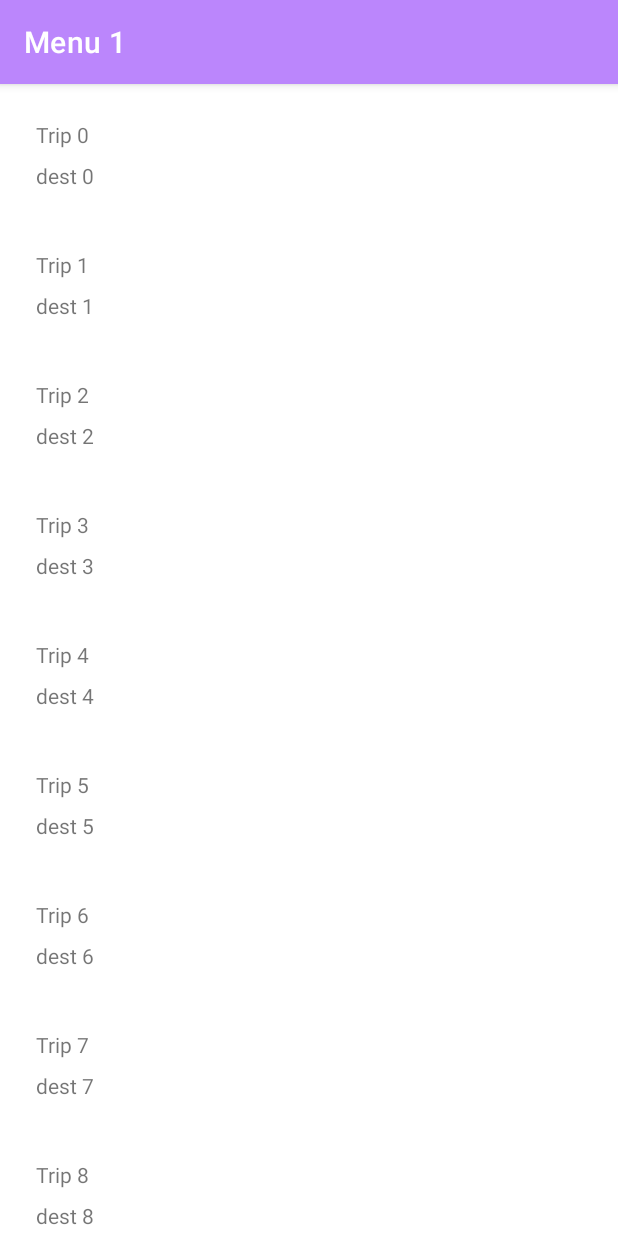
After one commit to andreea-h/proiectADG, an Android app: the fragment HomeFragment shown on its own in the app's theme, on a phone screen of 412 x 824 dp. The commit adds this screen. Run offline under Robolectric (Android 15) with nearby library versions, the phone set to English and light mode, and no system bars; 1 statement that could not run was skipped.

Commit message:
Add files via upload

```diff
--- a/src/main/java/com/example/traveljournal/RecyclerViewActivity.java
+++ b/src/main/java/com/example/traveljournal/RecyclerViewActivity.java
@@ -14,7 +14,7 @@ import android.widget.TextView;
 
 import java.util.List;
 
-public class RecyclerViewActivity extends AppCompatActivity {
+public class RecyclerViewActivity extends AppCompatActivity { //trip list
 
     @Override
     protected void onCreate(Bundle savedInstanceState) {
@@ -28,23 +28,23 @@ public class RecyclerViewActivity extends AppCompatActivity {
         tripList_rv.setLayoutManager(linearLayoutManager);
 
         //extract trip list from local database
-        List<Trip> dataSource;
+        List<Trip> dataSource = Trip.getList();
      //   tripList_rv.setAdapter(new ItemAdapter(dataSource));
 
     }
 
-    private static class ItemViewHolder extends RecyclerView.ViewHolder {
+    public static class ItemViewHolder extends RecyclerView.ViewHolder {
 
         private final TextView name;
         private final TextView destination;
 
-        ItemViewHolder(@NonNull View itemView) {
+        public ItemViewHolder(@NonNull View itemView) {
             super(itemView);
             name = itemView.findViewById(R.id.trip_name);
             destination = itemView.findViewById(R.id.trip_destination);
         }
 
-        void bind(@NonNull final Trip item) {
+        public void bind(@NonNull final Trip item) {
             name.setText(item.getName());
             destination.setText(item.getDestination());
         }
--- a/src/main/java/com/example/traveljournal/Trip.java
+++ b/src/main/java/com/example/traveljournal/Trip.java
@@ -1,4 +1,7 @@
 package com.example.traveljournal;
+
+import java.util.ArrayList;
+import java.util.List;
 
 public class Trip {
     private String name;
@@ -7,8 +10,28 @@ public class Trip {
     private float price;
     private TripDate startDate;
     private TripDate endDate;
+    private float rating;
 
-    private float rating;
+    public Trip(String name, String destination, String type, float price, TripDate startDate, TripDate endDate, float rating) {
+        this.name = name;
+        this.destination = destination;
+        this.type = type;
+        this.price = price;
+        this.startDate = startDate;
+        this.endDate = endDate;
+        this.rating = rating;
+    }
+
+    public static List<Trip> getList() {
+        int i;
+        List<Trip> list = new ArrayList<Trip>(10);
+        for (i = 0; i < 10; i++) {
+            Trip t = new Trip("Trip " + i, "dest " + i, "tip", i,
+                        new TripDate(0, 0, 0), new TripDate(0, 0, 0), 0);
+            list.add(t);
+        }
+        return list;
+    }
 
     public void setName(String name) {
         this.name = name;
--- /dev/null
+++ b/src/main/java/com/example/traveljournal/myFragments/HomeFragment.java
@@ -0,0 +1,100 @@
+package com.example.traveljournal.myFragments;
+
+import android.os.Bundle;
+import android.view.LayoutInflater;
+import android.view.View;
+import android.view.ViewGroup;
+import android.widget.TextView;
+
+import androidx.annotation.NonNull;
+import androidx.annotation.Nullable;
+import androidx.fragment.app.Fragment;
+import androidx.recyclerview.widget.LinearLayoutManager;
+import androidx.recyclerview.widget.RecyclerView;
+
+import com.example.traveljournal.R;
+import com.example.traveljournal.RecyclerViewActivity;
+import com.example.traveljournal.Trip;
+
+import java.util.List;
+
+public class HomeFragment extends Fragment {
+
+
+    public static HomeFragment newInstance() {
+        return new HomeFragment();
+    }
+    @Nullable
+    @Override
+    public View onCreateView(LayoutInflater inflater, @Nullable ViewGroup container, @Nullable Bundle savedInstanceState) {
+        //returning our layout file
+        //change R.layout.yourlayoutfilename for each of your fragments
+        View view = inflater.inflate(R.layout.activity_recycler_view, container, false);
+
+        RecyclerView tripList_rv = view.findViewById(R.id.rv_trip_list);
+        LinearLayoutManager linearLayoutManager = new LinearLayoutManager(getActivity());
+        linearLayoutManager.setOrientation(RecyclerView.VERTICAL);
+
+        tripList_rv.setLayoutManager(linearLayoutManager);
+
+        //extract trip list from local database
+        List<Trip> dataSource = Trip.getList();
+        tripList_rv.setAdapter(new ItemAdapter(dataSource));
+        return view;
+    }
+
+    @Override
+    public void onViewCreated(View view, @Nullable Bundle savedInstanceState) {
+        super.onViewCreated(view, savedInstanceState);
+        //you can set the title for your toolbar here for different fragments different titles
+        getActivity().setTitle("Menu 1");
+    }
+
+
+
+    private static class ItemViewHolder extends RecyclerView.ViewHolder {
+
+        private final TextView name;
+        private final TextView destination;
+
+        ItemViewHolder(@NonNull View itemView) {
+            super(itemView);
+            name = itemView.findViewById(R.id.trip_name);
+            destination = itemView.findViewById(R.id.trip_destination);
+        }
+
+        void bind(@NonNull final Trip item) {
+            name.setText(item.getName());
+            destination.setText(item.getDestination());
+        }
+    }
+
+    private static class ItemAdapter extends RecyclerView.Adapter<RecyclerViewActivity.ItemViewHolder> {
+
+        @NonNull
+        private final List<Trip> items;
+
+        ItemAdapter(@NonNull List<Trip> items) {
+            this.items = items;
+        }
+
+        @NonNull
+        @Override
+        public RecyclerViewActivity.ItemViewHolder onCreateViewHolder(@NonNull ViewGroup parent, int viewType) {
+            LayoutInflater inflater = LayoutInflater.from(parent.getContext());
+            View view = inflater.inflate(R.layout.fragment_home, parent, false);
+            return new RecyclerViewActivity.ItemViewHolder(view);
+        }
+
+        @Override
+        public void onBindViewHolder(@NonNull RecyclerViewActivity.ItemViewHolder holder, int position) {
+            holder.bind(items.get(position));
+        }
+
+        @Override
+        public int getItemCount() {
+            return items.size();
+        }
+    }
+
+}
--- a/src/main/res/layout/content_main.xml
+++ b/src/main/res/layout/content_main.xml
@@ -8,7 +8,7 @@
     app:layout_behavior="@string/appbar_scrolling_view_behavior"
     tools:showIn="@layout/app_bar_main">
 
-    <fragment
+    <androidx.fragment.app.FragmentContainerView
         android:id="@+id/nav_host_fragment"
         android:name="androidx.navigation.fragment.NavHostFragment"
         android:layout_width="match_parent"
@@ -17,6 +17,5 @@
         app:layout_constraintHorizontal_bias="0.0"
         app:layout_constraintLeft_toLeftOf="parent"
         app:layout_constraintRight_toRightOf="parent"
-        app:layout_constraintTop_toTopOf="parent"
-        app:navGraph="@navigation/mobile_navigation" />
+        app:layout_constraintTop_toTopOf="parent"/>
 </androidx.constraintlayout.widget.ConstraintLayout>
--- a/src/main/res/values/strings.xml
+++ b/src/main/res/values/strings.xml
@@ -13,8 +13,6 @@
     <string name="menu_contact">Contact</string>
     <string name="menu_share">Share</string>
 
-    <string name="menu_gallery">Gallery</string>
-    <string name="menu_slideshow">Slideshow</string>
     <string name="name">Name:</string>
     <string name="destination">Destination:</string>
     <string name="trip_type">Trip type:</string>
```
Also changed, not shown: src/main/java/com/example/traveljournal/MainScreenActivity.java (+53 -9 lines), src/main/res/navigation/mobile_navigation.xml (+1 -11 lines).
